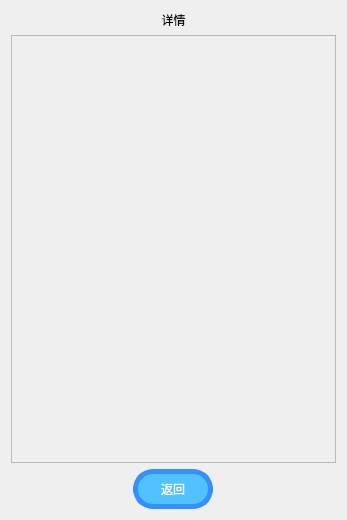
Above: ui_class/record_info.ui from reflux18d/MaiGO before the change. Below: the same form after it.
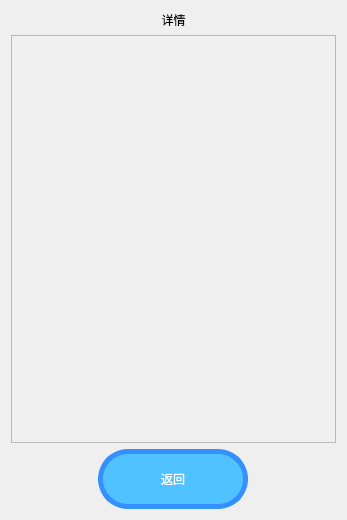
That is the form after the change.

```diff
--- a/ui_class/record_info.ui
+++ b/ui_class/record_info.ui
@@ -53,7 +53,7 @@
           <x>0</x>
           <y>0</y>
           <width>325</width>
-          <height>421</height>
+          <height>401</height>
          </rect>
         </property>
        </widget>
@@ -75,19 +75,19 @@
          </property>
          <property name="minimumSize">
           <size>
-           <width>80</width>
-           <height>40</height>
+           <width>150</width>
+           <height>60</height>
           </size>
          </property>
          <property name="maximumSize">
           <size>
-           <width>80</width>
-           <height>40</height>
+           <width>150</width>
+           <height>60</height>
           </size>
          </property>
          <property name="styleSheet">
           <string notr="true">font: 14pt &quot;黑体&quot;;
-border-radius: 20px;      /* 圆角半径（像素） */
+border-radius: 30px;      /* 圆角半径（像素） */
     background-color:rgb(80, 194, 255);
     color: white;             /* 文字颜色 */
     border: 5px solid rgb(53, 144, 255); /* 边框样式 */</string>
```
